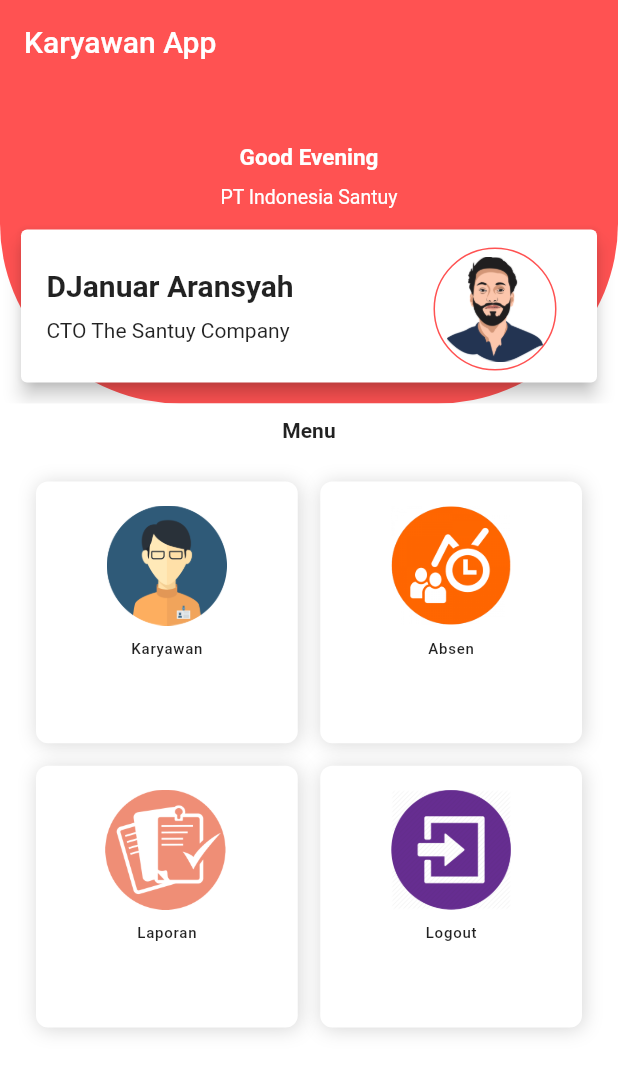
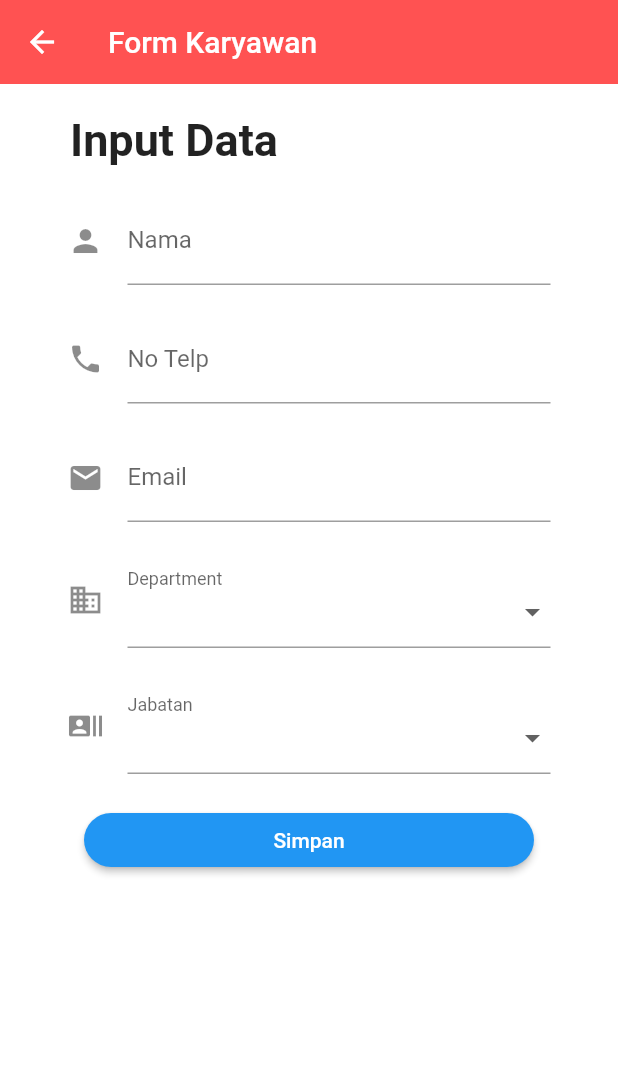
Before and after one commit to becek2n/bejalar-flutter-app-karyawan, a Flutter app: the screen it shows after launch, after a tap on "Karyawan", on a phone screen of 412 x 824 dp. Shown: the top 1073 px of the screen. Run offline on Flutter 3.47's test engine with Material 2 defaults, Android fonts, the phone set to English and light mode, and no system bars.

Commit message:
karyawan from

```diff
--- a/lib/HeaderMenu.dart
+++ b/lib/HeaderMenu.dart
@@ -86,7 +86,6 @@ class _HeaderMenu extends State<HeaderMenu>{
                                   )
                                 ],
                               ),
-
                               ],
                             )
                           )
--- /dev/null
+++ b/lib/Karyawan.dart
@@ -0,0 +1,197 @@
+import 'package:flutter/cupertino.dart';
+import 'package:flutter/material.dart';
+import 'package:flutter/rendering.dart';
+
+class Karyawan extends StatefulWidget {
+ const Karyawan({Key key}) : super(key: key);
+
+  @override
+  _KaryawanState createState() => new _KaryawanState();
+}
+
+class _KaryawanState extends State<Karyawan>{
+
+  final _ctrTxtName = TextEditingController(),
+        _ctrTxtPhone = TextEditingController(),
+        _ctrTxtEmail = TextEditingController();
+
+  int _idDepartment, _valueJabatan;
+  List<DropdownClass> _jabatan = new List<DropdownClass>();
+  List<DropdownClass> _department = new List<DropdownClass>();
+
+  @override
+  void initState() {
+    //list jabatan
+    _jabatan.add(new DropdownClass(0, "Officer"));
+    _jabatan.add(new DropdownClass(1, "Senior Officer"));
+    _jabatan.add(new DropdownClass(2, "Assistant Manager"));
+    _jabatan.add(new DropdownClass(3, "Manager"));
+
+    //list department
+    _department.add(new DropdownClass(0, "Operation"));
+    _department.add(new DropdownClass(1, "Marketing"));
+    _department.add(new DropdownClass(2, "IT"));
+    _department.add(new DropdownClass(3, "SDM"));
+   super.initState();
+  }
+
+  @override
+  void dispose() {
+    super.dispose();
+  }
+
+  @override
+  Widget build(BuildContext context) {
+    final _width = MediaQuery.of(context).size.width;
+    final _height = MediaQuery.of(context).size.height;
+    return Scaffold(
+      appBar: AppBar(
+        title: Text("Form Karyawan"),
+        backgroundColor: Colors.redAccent,
+        elevation: 0.0,
+      ),
+      body: Container(
+        color: Colors.white,
+        height: _height,
+        width: _width,
+        child: Scaffold(
+          backgroundColor: Colors.white,
+          body: new SingleChildScrollView(
+          child: Column(
+              mainAxisAlignment: MainAxisAlignment.start,
+              crossAxisAlignment: CrossAxisAlignment.start,
+              children: <Widget>[
+                Row(
+                  mainAxisAlignment: MainAxisAlignment.center,
+                  children: [
+                    Padding(
+                      padding: const EdgeInsets.only(top: 20.0, right: 180.0),
+                      child: Text("Input Data", style: TextStyle(fontWeight: FontWeight.bold, fontSize: 30),)
+                    ),
+                  ]
+                ),
+                Padding(
+                  padding: const EdgeInsets.only(top: 20.0, right: 45.0, left: 45.0),
+                  child: new TextFormField(
+                    controller: _ctrTxtName,
+                    decoration:  InputDecoration(
+                      labelText: 'Nama',
+                      icon: Icon(Icons.person),
+                    ),
+                    style: new TextStyle(color: Colors.redAccent),
+                    keyboardType: TextInputType.text,
+                  ),
+                ),
+                Padding(
+                  padding: const EdgeInsets.only(top: 20.0, right: 45.0, left: 45.0),
+                  child: new TextFormField(
+                    controller: _ctrTxtPhone,
+                    decoration: const InputDecoration(labelText: 'No Telp', icon: Icon(Icons.phone)),
+                    keyboardType: TextInputType.number,
+                    style: new TextStyle(color: Colors.redAccent),
+                  ),
+                ),
+                Padding(
+                  padding: const EdgeInsets.only(top: 20.0, right: 45.0, left: 45.0),
+                  child: new TextFormField(
+                    controller: _ctrTxtEmail,
+                    decoration: const InputDecoration(labelText: 'Email', icon: Icon(Icons.email)),
+                    keyboardType: TextInputType.emailAddress,
+                    style: new TextStyle(color: Colors.deepOrange),
+                  ),
+                ),
+                Padding(
+                  padding: const EdgeInsets.only(top: 20.0, right: 45.0, left: 45.0),
+                    child: new FormField(
+                    builder: (FormFieldState state) {
+                      return InputDecorator(
+                        decoration: InputDecoration(
+                          icon: const Icon(Icons.business),
+                          labelText: 'Department',
+                        ),
+                        child: new DropdownButtonHideUnderline(
+                          child: new DropdownButton(
+                            isDense: true,
+                            onChanged: (newValue) {
+                              setState(() {
+                                _idDepartment = newValue;
+                              });
+                            },
+                            items: _department.map((item) {
+                              return DropdownMenuItem(
+                                child: Text(item.value),
+                                value: item.id,
+                              );
+                            }).toList(),
+                            value: _idDepartment,
+                          ),
+                        ),
+                      );
+                    },
+                  ),
+                ),
+                Padding(
+                  padding: const EdgeInsets.only(top: 20.0, right: 45.0, left: 45.0),
+                    child: new FormField(
+                    builder: (FormFieldState state) {
+                      return InputDecorator(
+                        decoration: InputDecoration(
+                          icon: const Icon(Icons.recent_actors),
+                          labelText: 'Jabatan',
+                        ),
+                        child: new DropdownButtonHideUnderline(
+                          child: new DropdownButton(
+                            value: _valueJabatan,
+                            isDense: true,
+                            onChanged: (newValue) {
+                              setState(() {
+                              });
+                            },
+                            items: _department.map((item) {
+                              return DropdownMenuItem(
+                                child: Text(item.value),
+                                value: item.id,
+                              );
+                            }).toList(),
+                          ),
+                        ),
+                      );
+                    },
+                  ),
+                ),
+                Row(
+                  mainAxisAlignment: MainAxisAlignment.center,
+                  children: [
+                    Padding(
+                      padding: const EdgeInsets.only(top: 20.0, bottom: 20.0),
+                      child: SizedBox(
+                        width: 300.0, // match_parent
+                        child: new RaisedButton(
+                          onPressed: (){},
+                          color: Colors.blue,
+                          textColor: Colors.white,
+                          child: new Text('Simpan'),
+                          shape: RoundedRectangleBorder(
+                            borderRadius: new BorderRadius.circular(20.0),
+                          ),
+                        ),
+                      )
+                    ),
+                  ],
+                )
+
+              ],
+            ),
+          )
+        ),
+      ),
+    );
+  }
+}
+
+class DropdownClass {
+  final int id;
+  final String value;
+
+  DropdownClass(this.id, this.value);
+}
--- a/lib/MainMenu.dart
+++ b/lib/MainMenu.dart
@@ -1,4 +1,5 @@
 import 'package:belajar_flutter_karywan_app/HeaderMenu.dart';
+import 'package:belajar_flutter_karywan_app/Karyawan.dart';
 import 'package:flutter/material.dart';
 
 class MainMenu extends StatefulWidget {
@@ -79,7 +80,7 @@ class _MainMenu extends State<MainMenu>
           children: [
             Padding(
               padding: EdgeInsets.all(10.0),
-              child: Text("Menu", style: TextStyle(fontWeight: FontWeight.bold, fontSize: 14.0),),
+              child: Text("Menu", style: TextStyle(fontWeight: FontWeight.bold, fontSize: 15.0),),
             ),
 
             GridView(
@@ -136,6 +137,10 @@ class _MainMenu extends State<MainMenu>
           onTap: () {
             //mengatasi klik untuk masing-masing icon
             if (imageText == "Karyawan"){
+               Navigator.of(context).push(MaterialPageRoute(builder: (context) =>
+                  new Karyawan()
+                )
+              );
             }
             if(imageText == "Absen"){
             }
```
